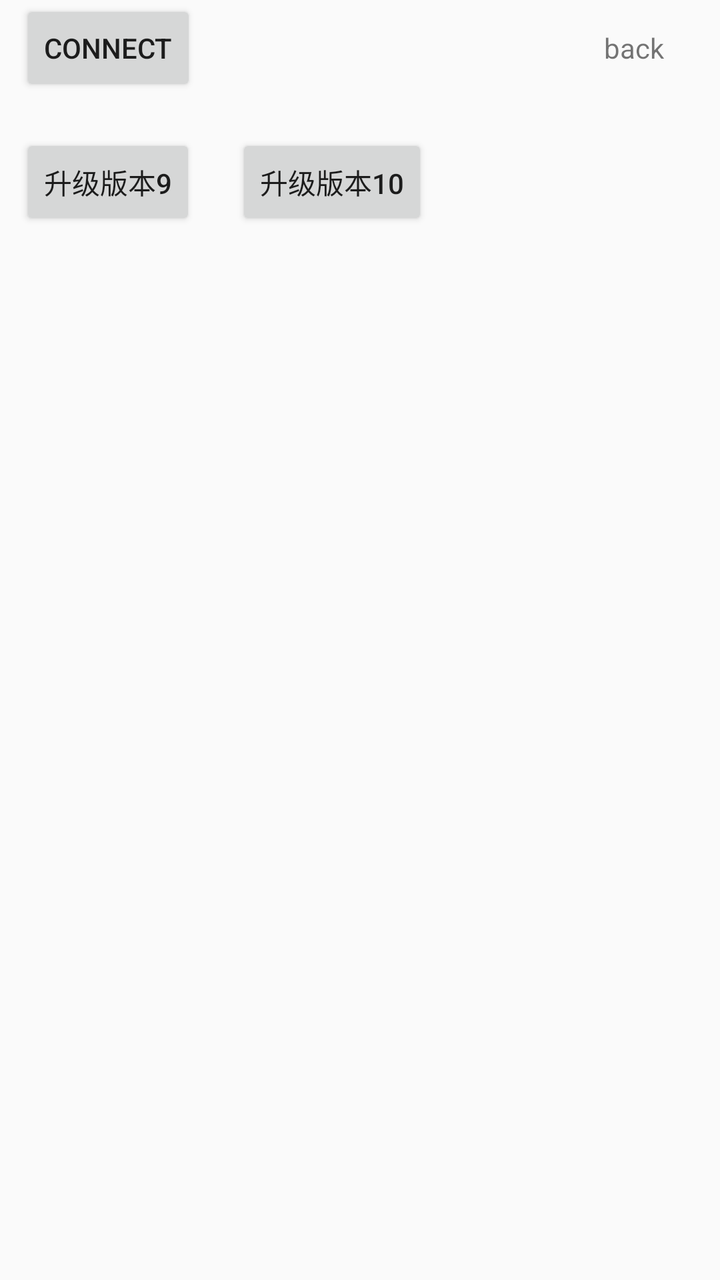
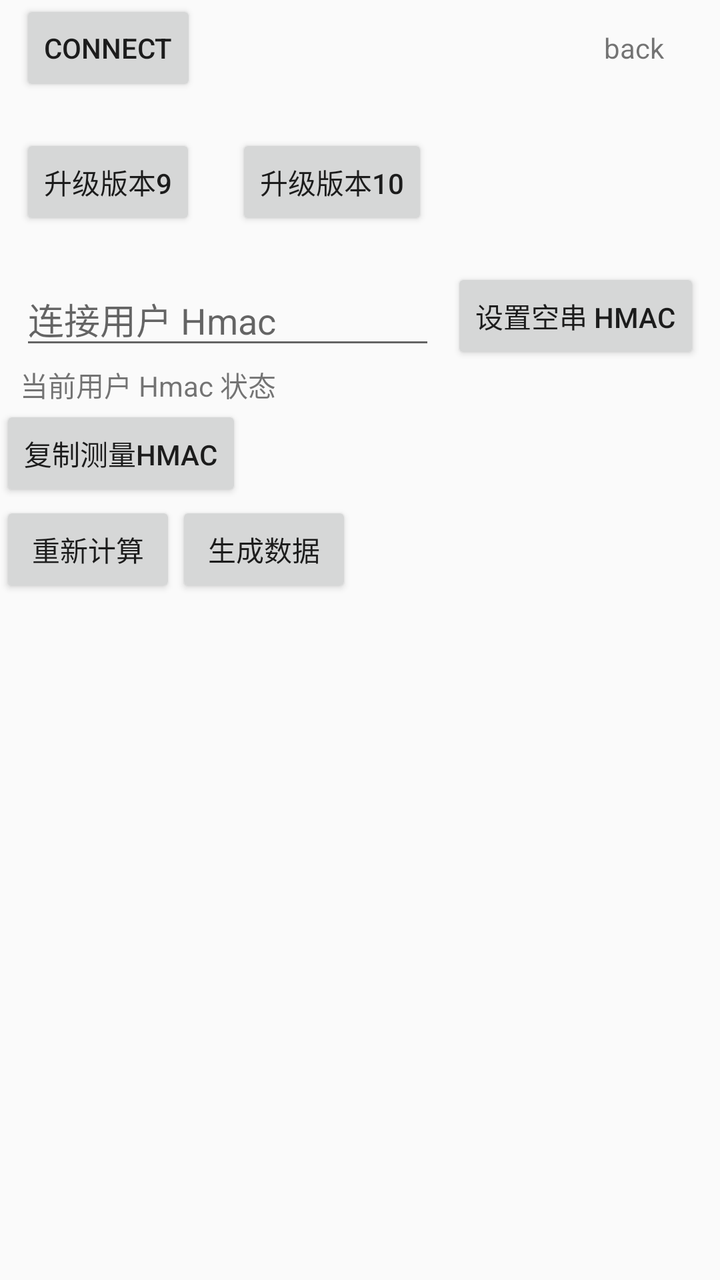

The first picture is an Android layout as it rendered before a commit; the second is the same layout after the commit. The layout source and the unified diff follow.
<!-- AndroidManifest.xml: application theme AppTheme -->
<!-- res/layout/activity_wsp_scale.xml -->
<?xml version="1.0" encoding="utf-8"?>

<LinearLayout xmlns:android="http://schemas.android.com/apk/res/android"
    xmlns:tools="http://schemas.android.com/tools"
    android:layout_width="match_parent"
    android:layout_height="match_parent"
    android:orientation="vertical"
    tools:context=".view.ConnectActivity">

    <LinearLayout
        android:layout_width="match_parent"
        android:layout_height="wrap_content"
        android:gravity="center_vertical"
        android:orientation="horizontal"
        android:paddingEnd="10dp"
        android:paddingStart="10dp">

        <Button
            android:id="@+id/connectBtn"
            android:layout_width="wrap_content"
            android:text="@string/connect"
            android:layout_height="wrap_content"
            android:layout_gravity="end" />

        <TextView
            android:id="@+id/statusTv"
            android:layout_width="0dp"
            android:layout_height="wrap_content"
            android:layout_marginLeft="10dp"
            android:layout_marginStart="10dp"
            android:layout_weight="1" />

        <TextView
            android:id="@+id/weightTv"
            android:layout_width="0dp"
            android:layout_height="wrap_content"
            android:layout_weight="1"
            android:textSize="15sp" />

        <TextView
            android:id="@+id/back_tv"
            android:layout_width="wrap_content"
            android:layout_height="wrap_content"
            android:layout_marginEnd="10dp"
            android:layout_marginStart="10dp"
            android:padding="8dp"
            android:text="@string/back" />

    </LinearLayout>

    <LinearLayout
        android:layout_width="match_parent"
        android:layout_height="wrap_content"
        android:gravity="center_vertical"
        android:orientation="vertical"
        android:paddingStart="10dp"
        android:paddingEnd="10dp">

        <TextView
            android:id="@+id/batteryTv"
            android:layout_width="wrap_content"
            android:layout_height="wrap_content"
            android:layout_marginStart="10dp"
            android:layout_marginLeft="10dp"
             />

    </LinearLayout>

    <LinearLayout
        android:visibility="gone"
        android:orientation="horizontal"
        android:layout_width="match_parent"
        android:layout_height="wrap_content">

        <Button
            android:text="追零"
            android:id="@+id/chasingZeroBtn"
            android:layout_width="wrap_content"
            android:layout_height="wrap_content" />

        <Button
            android:text="秤端用户拟合，游客反写计算"
            android:id="@+id/kalmanBtn"
            android:layout_width="wrap_content"
            android:layout_height="wrap_content" />

    </LinearLayout>

    <LinearLayout
        android:visibility="visible"
        android:layout_width="match_parent"
        android:layout_height="wrap_content"
        android:gravity="center_vertical"
        android:orientation="horizontal"
        android:paddingEnd="10dp"
        android:paddingStart="10dp">
        <Button
            android:id="@+id/ota9Btn"
            android:layout_width="wrap_content"
            android:layout_height="wrap_content"
            android:layout_gravity="end"
            android:text="升级版本9" />

        <Button
            android:id="@+id/ota10Btn"
            android:layout_width="wrap_content"
            android:layout_height="wrap_content"
            android:layout_gravity="end"
            android:layout_marginStart="20dp"
            android:text="升级版本10" />

    </LinearLayout>

    <LinearLayout
        android:layout_width="match_parent"
        android:layout_height="wrap_content"
        android:gravity="center_vertical"
        android:orientation="horizontal"
        android:paddingEnd="10dp"
        android:paddingStart="10dp">

        <Button
            android:visibility="gone"
            android:id="@+id/stroteDataTest"
            android:layout_width="wrap_content"
            android:layout_height="wrap_content"
            android:text="@string/user_generated_storage_data" />

        <TextView
            android:id="@+id/registerUserIndex"
            android:layout_marginLeft="10dp"
            android:layout_width="wrap_content"
            android:layout_height="wrap_content" />
    </LinearLayout>

    <LinearLayout
        android:visibility="gone"
        android:layout_width="match_parent"
        android:layout_height="wrap_content"
        android:gravity="center_vertical"
        android:orientation="horizontal"
        android:paddingEnd="10dp"
        android:paddingStart="10dp">

        <TextView
            android:id="@+id/bleVerTv"
            android:layout_marginLeft="10dp"
            android:layout_width="wrap_content"
            android:layout_height="wrap_content" />

        <TextView
            android:id="@+id/otaStatusTv"
            android:layout_marginLeft="10dp"
            android:layout_width="wrap_content"
            android:layout_height="wrap_content" />
    </LinearLayout>

    <LinearLayout
        android:orientation="horizontal"
        android:layout_width="match_parent"
        android:layout_height="wrap_content">
        <Button
            android:visibility="gone"
            android:id="@+id/otaBtn"
            android:text="start ota"
            android:layout_marginStart="10dp"
            android:layout_width="wrap_content"
            android:layout_height="wrap_content" />

        <Button
            android:visibility="gone"
            android:id="@+id/resetBtn"
            android:text="reset"
            android:layout_marginStart="10dp"
            android:layout_width="wrap_content"
            android:layout_height="wrap_content" />
    </LinearLayout>

    <LinearLayout
        android:id="@+id/slim_ll"
        android:orientation="vertical"
        android:layout_width="match_parent"
        android:layout_height="wrap_content">

        <LinearLayout
            android:visibility="gone"
            android:orientation="horizontal"
            android:layout_width="match_parent"
            android:layout_height="wrap_content">

        <Button
            android:text="更新减重秤设备配置"
            android:id="@+id/update_slim_device_btn"
            android:layout_width="wrap_content"
            android:layout_height="wrap_content" />

        <Button
            android:text="更新减重秤用户配置"
            android:id="@+id/update_slim_user_btn"
            android:layout_width="wrap_content"
            android:layout_height="wrap_content" />

        <Button
            android:text="重置减重秤"
            android:id="@+id/reset_slim_btn"
            android:layout_width="wrap_content"
            android:layout_height="wrap_content" />
        </LinearLayout>

        <LinearLayout
            android:visibility="gone"
            android:orientation="horizontal"
            android:layout_width="match_parent"
            android:layout_height="wrap_content">

            <Button
                android:text="切换用户"
                android:id="@+id/switch_user_btn"
                android:layout_width="wrap_content"
                android:layout_height="wrap_content" />

            <Button
                android:text="删除用户"
                android:id="@+id/delete_user_btn"
                android:layout_width="wrap_content"
                android:layout_height="wrap_content" />

            <Button
                android:text="更新基准体重"
                android:id="@+id/update_weight_btn"
                android:layout_width="wrap_content"
                android:layout_height="wrap_content" />

        </LinearLayout>

    </LinearLayout>

    <LinearLayout
        android:visibility="gone"
        android:layout_width="match_parent"
        android:layout_height="wrap_content">

        <Button
            android:id="@+id/storageBtn"
            android:visibility="gone"
            android:text="查看存储数据"
            android:layout_width="wrap_content"
            android:layout_height="wrap_content" />

        <Button
            android:id="@+id/measureHmacBtn"
            android:text="复制测量Hmac"
            android:layout_width="wrap_content"
            android:layout_height="wrap_content" />

        <Button
            android:id="@+id/userHmacBtn"
            android:text="设置连接Hmac"
            android:layout_width="wrap_content"
            android:layout_height="wrap_content" />

    </LinearLayout>

    <LinearLayout
        android:visibility="gone"
        android:layout_width="match_parent"
        android:layout_height="wrap_content">

        <Button
            android:id="@+id/reCalcBtn"
            android:text="重新计算"
            android:layout_width="wrap_content"
            android:layout_height="wrap_content" />

        <Button
            android:text="生成数据"
            android:id="@+id/generateBtn"
            android:layout_width="wrap_content"
            android:layout_height="wrap_content" />

    </LinearLayout>

    <TextView
        android:id="@+id/snTextView"
        android:layout_width="wrap_content"
        android:paddingEnd="10dp"
        android:paddingStart="10dp"
        android:layout_height="wrap_content" />

    <ListView
        android:id="@+id/listView"
        android:layout_width="match_parent"
        android:layout_height="0dp"
        android:layout_weight="1" />

</LinearLayout>
<!-- resources referenced by this layout -->
<resources>
  <string name="back">back</string>
  <string name="connect">connect</string>
  <string name="user_generated_storage_data">User generated dual mode storage data</string>
  <style name="AppTheme" parent="Theme.AppCompat.Light.DarkActionBar">
          
          <item name="android:windowNoTitle">true</item>
          <item name="android:windowFullscreen">true</item>
      </style>
</resources>

<!-- the commit's change to res/layout/activity_wsp_scale.xml (unified diff, before → after) -->
@@ -236,7 +236,41 @@
     </LinearLayout>
 
     <LinearLayout
-        android:visibility="gone"
+        android:layout_width="match_parent"
+        android:layout_height="wrap_content"
+        android:gravity="center_vertical"
+        android:orientation="horizontal"
+        android:paddingStart="10dp"
+        android:paddingEnd="10dp">
+
+        <EditText
+            android:id="@+id/userHmacInput"
+            android:layout_width="0dp"
+            android:layout_height="wrap_content"
+            android:layout_weight="1"
+            android:hint="连接用户 Hmac"
+            android:inputType="textVisiblePassword"
+            android:maxLines="2" />
+
+        <Button
+            android:id="@+id/setEmptyHmacBtn"
+            android:layout_width="wrap_content"
+            android:layout_height="wrap_content"
+            android:layout_marginStart="8dp"
+            android:text="设置空串 Hmac" />
+
+    </LinearLayout>
+
+    <TextView
+        android:id="@+id/userHmacStateTv"
+        android:layout_width="match_parent"
+        android:layout_height="wrap_content"
+        android:paddingStart="10dp"
+        android:paddingEnd="10dp"
+        android:text="当前用户 Hmac 状态" />
+
+    <LinearLayout
+        android:visibility="visible"
         android:layout_width="match_parent"
         android:layout_height="wrap_content">
 
@@ -253,16 +287,10 @@
             android:layout_width="wrap_content"
             android:layout_height="wrap_content" />
 
-        <Button
-            android:id="@+id/userHmacBtn"
-            android:text="设置连接Hmac"
-            android:layout_width="wrap_content"
-            android:layout_height="wrap_content" />
-
-    </LinearLayout>
-
-    <LinearLayout
-        android:visibility="gone"
+    </LinearLayout>
+
+    <LinearLayout
+        android:visibility="visible"
         android:layout_width="match_parent"
         android:layout_height="wrap_content">
 
